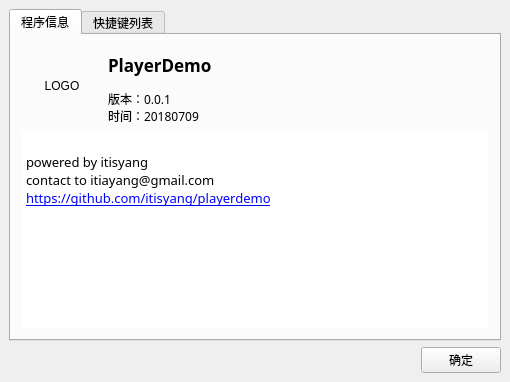
dfasdsfffff/myplayer, file apps/qt_player/about.ui: the form before one commit.
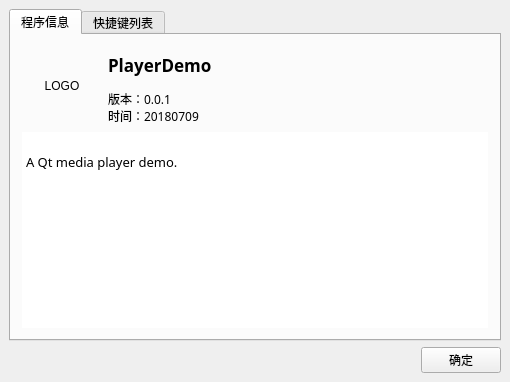
The form after the commit. Icons and pictures are not drawn.

Commit message:
feat(qt_player): 更新关于页面并添加输入对话框样式
- 移除关于页面中旧的联系信息，替换为"A Qt media player demo."
- 在design-system.css中添加QInputDialog及其子组件的完整样式定义
- 更新测试用例以验证输入对话框样式的存在

Diff of the .ui file:
```diff
--- a/apps/qt_player/about.ui
+++ b/apps/qt_player/about.ui
@@ -124,9 +124,7 @@
 p, li { white-space: pre-wrap; }
 &lt;/style&gt;&lt;/head&gt;&lt;body style=&quot; font-family:'微软雅黑'; font-size:9pt; font-weight:400; font-style:normal;&quot;&gt;
 &lt;p style=&quot;-qt-paragraph-type:empty; margin-top:0px; margin-bottom:0px; margin-left:0px; margin-right:0px; -qt-block-indent:0; text-indent:0px; font-family:'SimSun';&quot;&gt;&lt;br /&gt;&lt;/p&gt;
-&lt;p style=&quot; margin-top:0px; margin-bottom:0px; margin-left:0px; margin-right:0px; -qt-block-indent:0; text-indent:0px;&quot;&gt;&lt;span style=&quot; font-family:'SimSun'; font-size:10pt;&quot;&gt;powered by itisyang&lt;/span&gt;&lt;/p&gt;
-&lt;p style=&quot; margin-top:0px; margin-bottom:0px; margin-left:0px; margin-right:0px; -qt-block-indent:0; text-indent:0px;&quot;&gt;&lt;span style=&quot; font-family:'SimSun'; font-size:10pt;&quot;&gt;contact to itiayang@gmail.com&lt;/span&gt;&lt;/p&gt;
-&lt;p style=&quot; margin-top:0px; margin-bottom:0px; margin-left:0px; margin-right:0px; -qt-block-indent:0; text-indent:0px;&quot;&gt;&lt;a href=&quot;https://github.com/itisyang/playerdemo&quot;&gt;&lt;span style=&quot; font-family:'SimSun'; font-size:10pt; text-decoration: underline; color:#0000ff;&quot;&gt;https://github.com/itisyang/playerdemo&lt;/span&gt;&lt;/a&gt;&lt;/p&gt;&lt;/body&gt;&lt;/html&gt;</string>
+&lt;p style=&quot; margin-top:0px; margin-bottom:0px; margin-left:0px; margin-right:0px; -qt-block-indent:0; text-indent:0px;&quot;&gt;&lt;span style=&quot; font-family:'SimSun'; font-size:10pt;&quot;&gt;A Qt media player demo.&lt;/span&gt;&lt;/p&gt;&lt;/body&gt;&lt;/html&gt;</string>
            </property>
            <property name="openExternalLinks">
             <bool>true</bool>
```
The commit also changes 2 other files.
